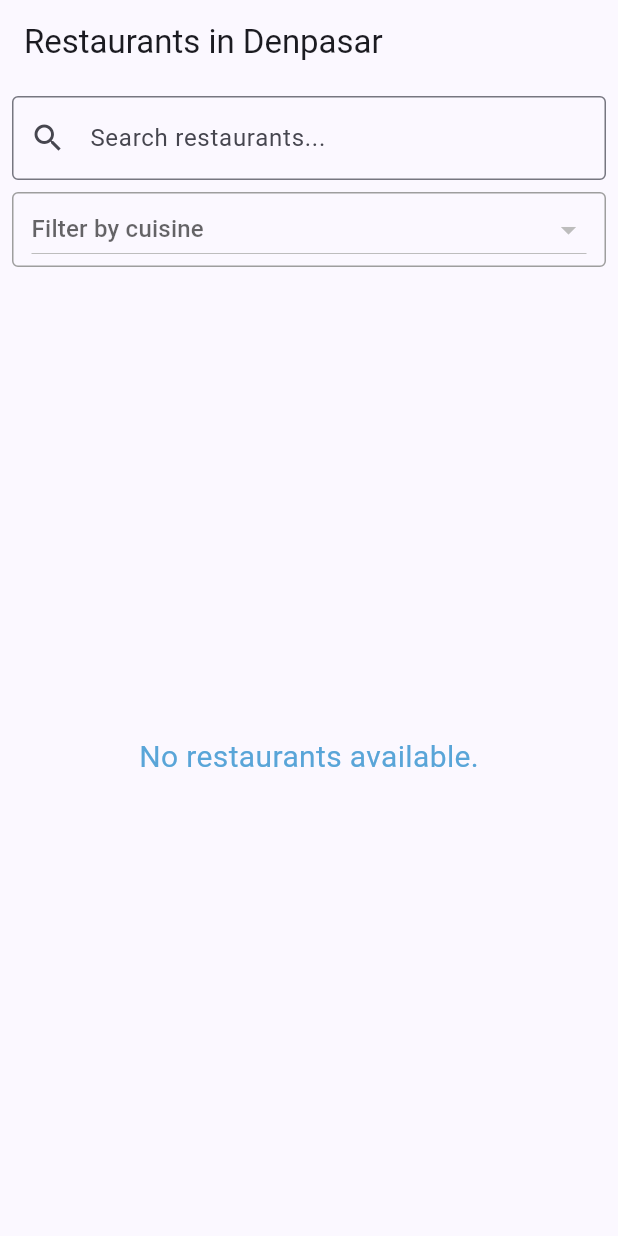
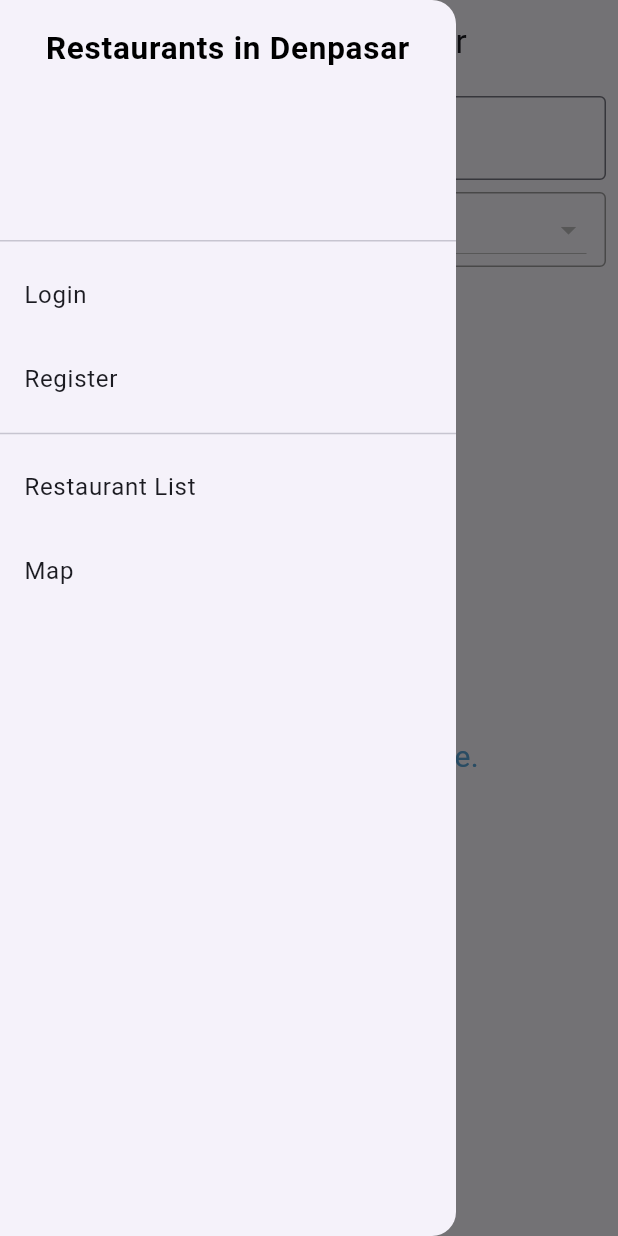
Before and after one commit to K6-PBD-Midterm/denpasar_food_mobile, a Flutter app: the screen it shows after launch, with the side drawer open (before the commit the screen has no drawer), on a phone screen of 412 x 824 dp. Run offline on Flutter 3.47's test engine with Material 3 defaults, Android fonts, the phone set to English and light mode, and no system bars; missing offline and left inert: pbp_django_auth.

Commit message:
Added navbar

```diff
--- a/lib/restaurant_list/restaurant_list.dart
+++ b/lib/restaurant_list/restaurant_list.dart
@@ -2,7 +2,8 @@ import 'package:flutter/material.dart';
 import '../models/restaurant.dart';
 import 'package:pbp_django_auth/pbp_django_auth.dart';
 import 'package:provider/provider.dart';
-import 'dart:async'; // Add this import
+import 'dart:async';
+import '../widgets/left_drawer.dart';
 
 class RestaurantPage extends StatefulWidget {
   const RestaurantPage({super.key});
@@ -160,6 +161,7 @@ class _RestaurantPageState extends State<RestaurantPage> {
       appBar: AppBar(
         title: const Text('Restaurants in Denpasar'),
       ),
+      drawer: const LeftDrawer(),
       body: Column(
         children: [
           Padding(
--- /dev/null
+++ b/lib/widgets/left_drawer.dart
@@ -0,0 +1,43 @@
+import 'package:flutter/material.dart';
+
+class LeftDrawer extends StatelessWidget {
+  const LeftDrawer({super.key});
+
+  @override
+  Widget build(BuildContext context) {
+    return Drawer(
+      child: ListView(
+        children: [
+          DrawerHeader(
+            child: Text(
+              "Restaurants in Denpasar",
+              textAlign: TextAlign.center,
+              style: TextStyle(
+                fontSize: 21,
+                fontWeight: FontWeight.bold,
+                color: Colors.black,
+              ),
+            ),
+          ),
+          ListTile(
+            title: const Text("Login"),
+            onTap: () {},
+          ),
+          ListTile(
+            title: const Text("Register"),
+            onTap: () {},
+          ),
+          Divider(),
+          ListTile(
+            title: const Text("Restaurant List"),
+            onTap: () {},
+          ),
+          ListTile(
+            title: const Text("Map"),
+            onTap: () {},
+          ),
+        ],
+      ),
+    );
+  }
+}
--- a/pubspec.yaml
+++ b/pubspec.yaml
@@ -48,7 +48,7 @@ dev_dependencies:
   # activated in the `analysis_options.yaml` file located at the root of your
   # package. See that file for information about deactivating specific lint
   # rules and activating additional ones.
-  flutter_lints: ^4.0.0
+  flutter_lints: ^5.0.0
 
 # For information on the generic Dart part of this file, see the
 # following page: https://dart.dev/tools/pub/pubspec
```
Also changed, not shown: pubspec.lock.
